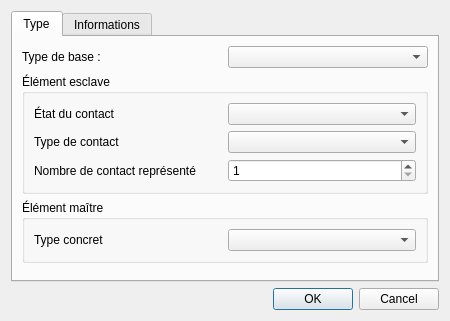
The window that sources/editor/ui/elementpropertieseditorwidget.ui (qelectrotech/qelectrotech-source-mirror) describes before a commit, drawn with Qt 5.
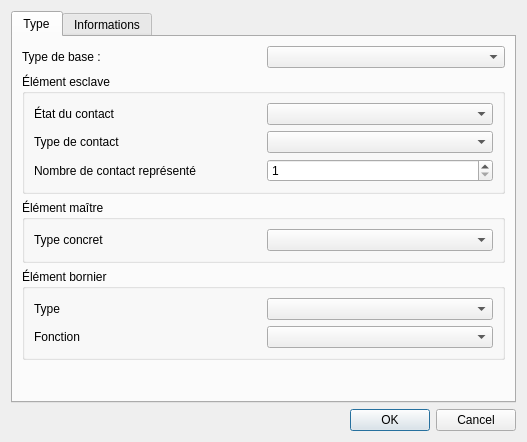
The same window after the commit.

Commit message: Element editor : add terminal properties editable

What changed in the file:
```diff
--- a/sources/editor/ui/elementpropertieseditorwidget.ui
+++ b/sources/editor/ui/elementpropertieseditorwidget.ui
@@ -6,8 +6,8 @@
    <rect>
     <x>0</x>
     <y>0</y>
-    <width>450</width>
-    <height>321</height>
+    <width>527</width>
+    <height>442</height>
    </rect>
   </property>
   <property name="windowTitle">
@@ -107,6 +107,35 @@
          </layout>
         </widget>
        </item>
+       <item>
+        <widget class="QGroupBox" name="m_terminal_gb">
+         <property name="title">
+          <string>Élément bornier</string>
+         </property>
+         <layout class="QGridLayout" name="gridLayout_2">
+          <item row="0" column="0">
+           <widget class="QLabel" name="label_6">
+            <property name="text">
+             <string>Type</string>
+            </property>
+           </widget>
+          </item>
+          <item row="1" column="0">
+           <widget class="QLabel" name="label_7">
+            <property name="text">
+             <string>Fonction</string>
+            </property>
+           </widget>
+          </item>
+          <item row="0" column="1">
+           <widget class="QComboBox" name="m_terminal_type_cb"/>
+          </item>
+          <item row="1" column="1">
+           <widget class="QComboBox" name="m_terminal_func_cb"/>
+          </item>
+         </layout>
+        </widget>
+       </item>
        <item>
         <spacer name="verticalSpacer_2">
          <property name="orientation">
```
The commit also changes 3 other files.
